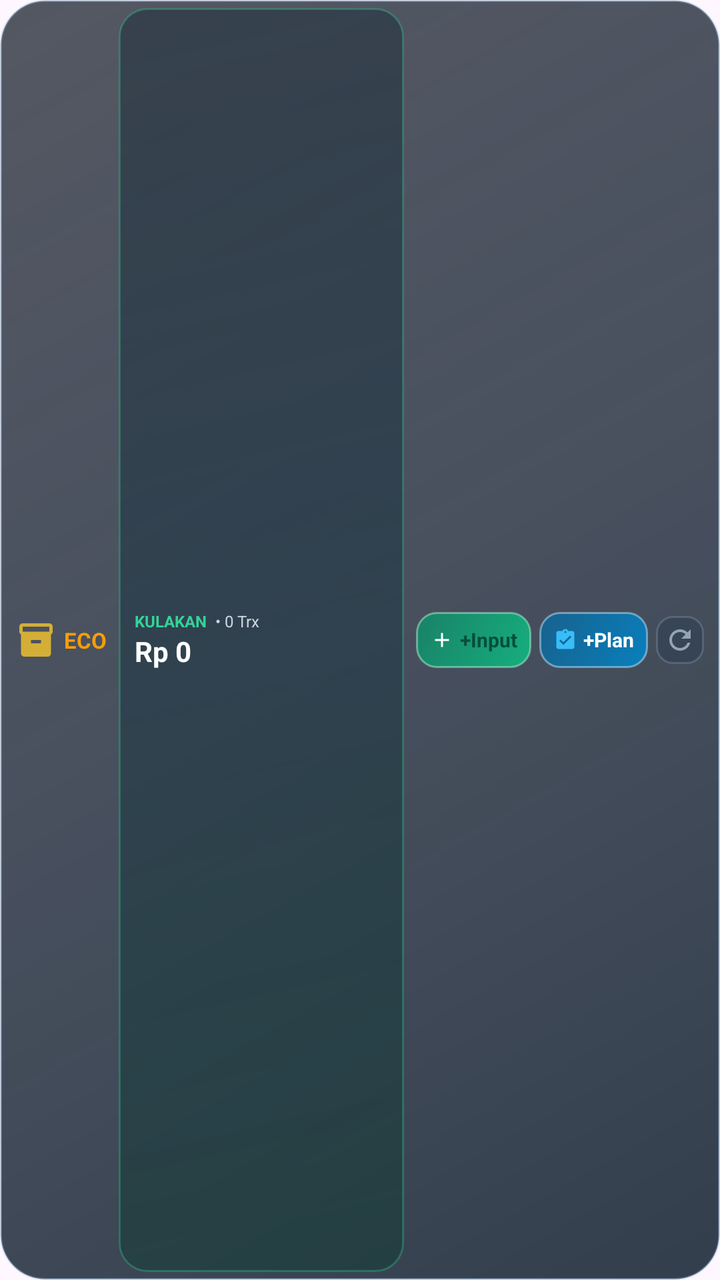
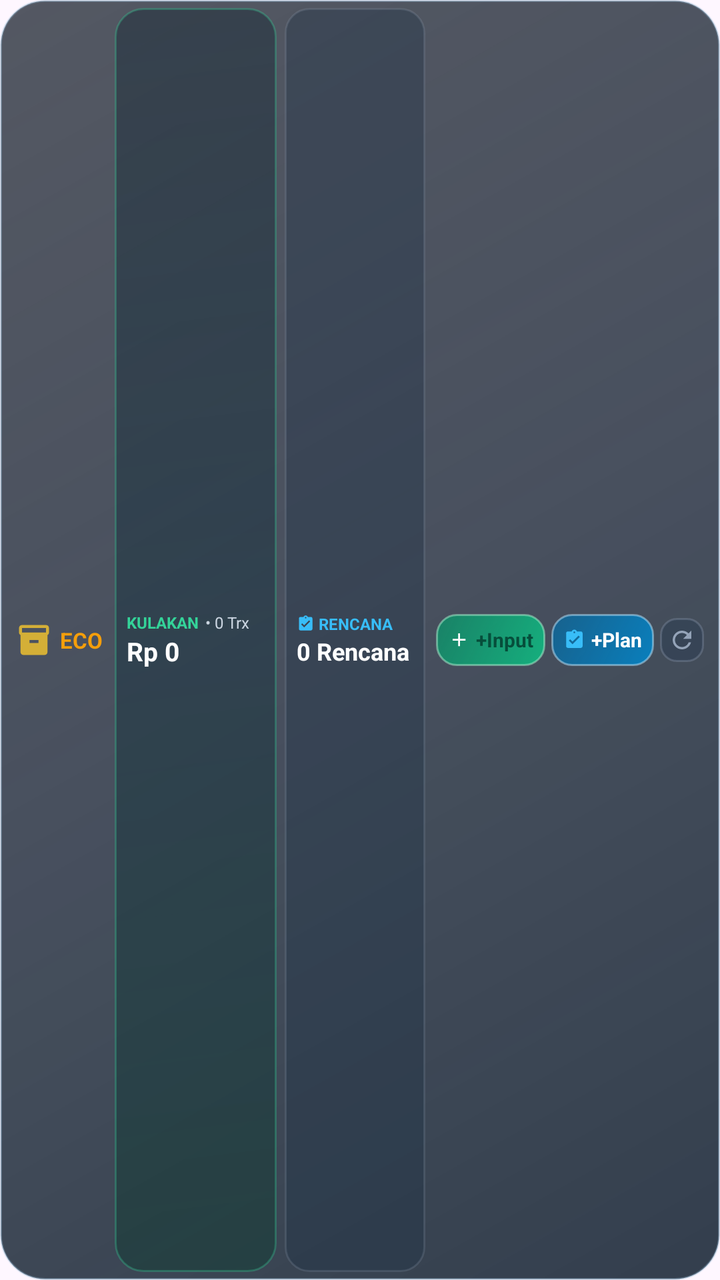

The first picture is an Android layout as it rendered before a commit; the second is the same layout after the commit. The layout source and the unified diff follow.
<!-- AndroidManifest.xml: application theme Theme.EcoTobacco -->
<!-- res/layout/widget_tobacco_compact.xml -->
<?xml version="1.0" encoding="utf-8"?>
<LinearLayout xmlns:android="http://schemas.android.com/apk/res/android"
    android:id="@+id/widget_root"
    android:layout_width="match_parent"
    android:layout_height="match_parent"
    android:background="@drawable/widget_background"
    android:gravity="center_vertical"
    android:orientation="horizontal"
    android:paddingHorizontal="8dp"
    android:paddingVertical="4dp">

    
    <LinearLayout
        android:id="@+id/widget_header"
        android:layout_width="wrap_content"
        android:layout_height="wrap_content"
        android:gravity="center_vertical"
        android:orientation="horizontal"
        android:paddingEnd="6dp">

        <ImageView
            android:layout_width="20dp"
            android:layout_height="20dp"
            android:contentDescription="@string/app_name"
            android:src="@drawable/ic_widget_inventory" />

        <TextView
            android:layout_width="wrap_content"
            android:layout_height="wrap_content"
            android:layout_marginStart="4dp"
            android:singleLine="true"
            android:text="ECO"
            android:textColor="#F59E0B"
            android:textSize="11sp"
            android:textStyle="bold" />
    </LinearLayout>

    
    <LinearLayout
        android:id="@+id/card_widget_hero"
        android:layout_width="0dp"
        android:layout_height="match_parent"
        android:layout_weight="1"
        android:background="@drawable/widget_hero_card_bg"
        android:gravity="center_vertical"
        android:orientation="vertical"
        android:paddingHorizontal="8dp"
        android:paddingVertical="3dp">

        
        <LinearLayout
            android:layout_width="match_parent"
            android:layout_height="wrap_content"
            android:gravity="center_vertical"
            android:orientation="horizontal">

            <TextView
                android:layout_width="wrap_content"
                android:layout_height="wrap_content"
                android:ellipsize="end"
                android:maxLines="1"
                android:singleLine="true"
                android:text="KULAKAN"
                android:textColor="#34D399"
                android:textSize="8sp"
                android:textStyle="bold" />

            <TextView
                android:id="@+id/widget_tv_kulakan_stats"
                android:layout_width="wrap_content"
                android:layout_height="wrap_content"
                android:layout_marginStart="4dp"
                android:ellipsize="end"
                android:maxLines="1"
                android:singleLine="true"
                android:text="• 0 Trx"
                android:textColor="#CBD5E1"
                android:textSize="8sp" />
        </LinearLayout>

        
        <TextView
            android:id="@+id/widget_tv_total_kulakan_amount"
            android:layout_width="wrap_content"
            android:layout_height="wrap_content"
            android:ellipsize="end"
            android:maxLines="1"
            android:singleLine="true"
            android:text="Rp 0"
            android:textColor="#FFFFFF"
            android:textSize="14sp"
            android:textStyle="bold" />
    </LinearLayout>

    
    <LinearLayout
        android:layout_width="wrap_content"
        android:layout_height="wrap_content"
        android:layout_marginStart="6dp"
        android:gravity="center_vertical"
        android:orientation="horizontal">

        
        <LinearLayout
            android:id="@+id/btn_widget_input_kulakan"
            android:layout_width="wrap_content"
            android:layout_height="28dp"
            android:background="@drawable/widget_btn_kulakan_bg"
            android:gravity="center"
            android:orientation="horizontal"
            android:paddingHorizontal="7dp">

            <ImageView
                android:layout_width="12dp"
                android:layout_height="12dp"
                android:contentDescription="Input"
                android:src="@drawable/ic_widget_add" />

            <TextView
                android:layout_width="wrap_content"
                android:layout_height="wrap_content"
                android:layout_marginStart="3dp"
                android:ellipsize="end"
                android:maxLines="1"
                android:singleLine="true"
                android:text="+Input"
                android:textColor="#064E3B"
                android:textSize="10sp"
                android:textStyle="bold" />
        </LinearLayout>

        
        <LinearLayout
            android:id="@+id/btn_widget_bikin_rencana"
            android:layout_width="wrap_content"
            android:layout_height="28dp"
            android:layout_marginStart="4dp"
            android:background="@drawable/widget_btn_plan_bg"
            android:gravity="center"
            android:orientation="horizontal"
            android:paddingHorizontal="7dp">

            <ImageView
                android:layout_width="12dp"
                android:layout_height="12dp"
                android:contentDescription="Plan"
                android:src="@drawable/ic_widget_plan" />

            <TextView
                android:layout_width="wrap_content"
                android:layout_height="wrap_content"
                android:layout_marginStart="3dp"
                android:ellipsize="end"
                android:maxLines="1"
                android:singleLine="true"
                android:text="+Plan"
                android:textColor="#FFFFFF"
                android:textSize="10sp"
                android:textStyle="bold" />
        </LinearLayout>

        
        <ImageView
            android:id="@+id/btn_widget_refresh"
            android:layout_width="24dp"
            android:layout_height="24dp"
            android:layout_marginStart="4dp"
            android:background="@drawable/widget_btn_bg"
            android:contentDescription="Segarkan"
            android:padding="4dp"
            android:src="@drawable/ic_widget_refresh" />
    </LinearLayout>

    
    <TextView
        android:id="@+id/widget_tv_month_badge"
        android:layout_width="0dp"
        android:layout_height="0dp"
        android:visibility="gone" />

    <TextView
        android:id="@+id/widget_tv_last_update"
        android:layout_width="0dp"
        android:layout_height="0dp"
        android:visibility="gone" />

    <LinearLayout
        android:id="@+id/card_widget_plans"
        android:layout_width="0dp"
        android:layout_height="0dp"
        android:visibility="gone">
        <TextView
            android:id="@+id/widget_tv_active_plans"
            android:layout_width="wrap_content"
            android:layout_height="wrap_content" />
        <TextView
            android:id="@+id/widget_tv_plan_items"
            android:layout_width="wrap_content"
            android:layout_height="wrap_content" />
    </LinearLayout>

    <LinearLayout
        android:id="@+id/card_widget_stock"
        android:layout_width="0dp"
        android:layout_height="0dp"
        android:visibility="gone">
        <TextView
            android:id="@+id/widget_tv_total_products"
            android:layout_width="wrap_content"
            android:layout_height="wrap_content" />
    </LinearLayout>
</LinearLayout>
<!-- resources referenced by this layout -->
<resources>
  <!-- drawable ic_widget_add (drawable) -->
  <vector xmlns:android="http://schemas.android.com/apk/res/android"
      android:width="24dp"
      android:height="24dp"
      android:viewportWidth="24"
      android:viewportHeight="24">
      <path
          android:fillColor="#FFFFFFFF"
          android:pathData="M19,13h-6v6h-2v-6H5v-2h6V5h2v6h6v2z" />
  </vector>
  <!-- drawable ic_widget_inventory (drawable) -->
  <vector xmlns:android="http://schemas.android.com/apk/res/android"
      android:width="24dp"
      android:height="24dp"
      android:viewportWidth="24"
      android:viewportHeight="24">
      <path
          android:fillColor="#FFD4AF37"
          android:pathData="M20,2H4C2.9,2 2,2.9 2,4v3.01C2,7.73 2.43,8.35 3,8.7V20c0,1.1 0.9,2 2,2h14c1.1,0 2,-0.9 2,-2V8.7c0.57,-0.35 1,-0.97 1,-1.69V4c0,-1.1 -0.9,-2 -2,-2zm-5,12H9v-2h6v2zm5,-7H4V4h16v3z" />
  </vector>
  <!-- drawable widget_background (drawable) -->
  <?xml version="1.0" encoding="utf-8"?>
  <shape xmlns:android="http://schemas.android.com/apk/res/android"
      android:shape="rectangle">
      
      <gradient
          android:angle="135"
          android:startColor="#D90F1E2E"
          android:centerColor="#C4111E2E"
          android:endColor="#B30B1420"
          android:type="linear" />
      <corners android:radius="22dp" />
      <stroke
          android:width="1dp"
          android:color="#598CB4D2" />
  </shape>
  <!-- drawable widget_btn_bg (drawable) -->
  <?xml version="1.0" encoding="utf-8"?>
  <shape xmlns:android="http://schemas.android.com/apk/res/android"
      android:shape="rectangle">
      
      <solid android:color="#5920364F" />
      <corners android:radius="8dp" />
      <stroke
          android:width="1dp"
          android:color="#4D94A3B8" />
  </shape>
  <!-- drawable widget_btn_kulakan_bg (drawable) -->
  <?xml version="1.0" encoding="utf-8"?>
  <shape xmlns:android="http://schemas.android.com/apk/res/android"
      android:shape="rectangle">
      
      <gradient
          android:angle="135"
          android:startColor="#E610B981"
          android:endColor="#B3059669"
          android:type="linear" />
      <corners android:radius="10dp" />
      <stroke
          android:width="1dp"
          android:color="#80A7F3D0" />
  </shape>
  <!-- drawable widget_btn_plan_bg (drawable) -->
  <?xml version="1.0" encoding="utf-8"?>
  <shape xmlns:android="http://schemas.android.com/apk/res/android"
      android:shape="rectangle">
      
      <gradient
          android:angle="135"
          android:startColor="#E60284C7"
          android:endColor="#B30369A1"
          android:type="linear" />
      <corners android:radius="10dp" />
      <stroke
          android:width="1dp"
          android:color="#80BAE6FD" />
  </shape>
  <!-- drawable widget_hero_card_bg (drawable) -->
  <?xml version="1.0" encoding="utf-8"?>
  <shape xmlns:android="http://schemas.android.com/apk/res/android"
      android:shape="rectangle">
      
      <gradient
          android:angle="135"
          android:startColor="#80103B32"
          android:centerColor="#73112E3B"
          android:endColor="#660D202D"
          android:type="linear" />
      <corners android:radius="14dp" />
      <stroke
          android:width="1dp"
          android:color="#4D34D399" />
  </shape>
  <string name="app_name">ECO TOBACCO</string>
  <style name="Theme.EcoTobacco" parent="Theme.Material3.DayNight.NoActionBar">
          <item name="android:statusBarColor">@android:color/transparent</item>
          <item name="android:navigationBarColor">@android:color/transparent</item>
          <item name="android:windowLightStatusBar">true</item>
      </style>
  <!-- unchanged entries left out for length: 2 -->
</resources>

<!-- the commit's change to res/layout/widget_tobacco_compact.xml (unified diff, before → after) -->
@@ -19,8 +19,8 @@
         android:paddingEnd="6dp">
 
         <ImageView
-            android:layout_width="20dp"
-            android:layout_height="20dp"
+            android:layout_width="18dp"
+            android:layout_height="18dp"
             android:contentDescription="@string/app_name"
             android:src="@drawable/ic_widget_inventory" />
 
@@ -37,66 +37,125 @@
 
     
     <LinearLayout
-        android:id="@+id/card_widget_hero"
         android:layout_width="0dp"
         android:layout_height="match_parent"
         android:layout_weight="1"
-        android:background="@drawable/widget_hero_card_bg"
+        android:baselineAligned="false"
         android:gravity="center_vertical"
-        android:orientation="vertical"
-        android:paddingHorizontal="8dp"
-        android:paddingVertical="3dp">
-
-        
-        <LinearLayout
-            android:layout_width="match_parent"
-            android:layout_height="wrap_content"
+        android:orientation="horizontal">
+
+        
+        <LinearLayout
+            android:id="@+id/card_widget_hero"
+            android:layout_width="0dp"
+            android:layout_height="match_parent"
+            android:layout_weight="1.15"
+            android:background="@drawable/widget_hero_card_bg"
             android:gravity="center_vertical"
-            android:orientation="horizontal">
-
-            <TextView
-                android:layout_width="wrap_content"
-                android:layout_height="wrap_content"
-                android:ellipsize="end"
-                android:maxLines="1"
-                android:singleLine="true"
-                android:text="KULAKAN"
-                android:textColor="#34D399"
-                android:textSize="8sp"
-                android:textStyle="bold" />
-
-            <TextView
-                android:id="@+id/widget_tv_kulakan_stats"
-                android:layout_width="wrap_content"
-                android:layout_height="wrap_content"
-                android:layout_marginStart="4dp"
-                android:ellipsize="end"
-                android:maxLines="1"
-                android:singleLine="true"
-                android:text="• 0 Trx"
-                android:textColor="#CBD5E1"
-                android:textSize="8sp" />
-        </LinearLayout>
-
-        
-        <TextView
-            android:id="@+id/widget_tv_total_kulakan_amount"
-            android:layout_width="wrap_content"
-            android:layout_height="wrap_content"
-            android:ellipsize="end"
-            android:maxLines="1"
-            android:singleLine="true"
-            android:text="Rp 0"
-            android:textColor="#FFFFFF"
-            android:textSize="14sp"
-            android:textStyle="bold" />
+            android:orientation="vertical"
+            android:paddingHorizontal="6dp"
+            android:paddingVertical="2dp">
+
+            <LinearLayout
+                android:layout_width="match_parent"
+                android:layout_height="wrap_content"
+                android:gravity="center_vertical"
+                android:orientation="horizontal">
+
+                <TextView
+                    android:layout_width="wrap_content"
+                    android:layout_height="wrap_content"
+                    android:ellipsize="end"
+                    android:maxLines="1"
+                    android:singleLine="true"
+                    android:text="KULAKAN"
+                    android:textColor="#34D399"
+                    android:textSize="8sp"
+                    android:textStyle="bold" />
+
+                <TextView
+                    android:id="@+id/widget_tv_kulakan_stats"
+                    android:layout_width="wrap_content"
+                    android:layout_height="wrap_content"
+                    android:layout_marginStart="3dp"
+                    android:ellipsize="end"
+                    android:maxLines="1"
+                    android:singleLine="true"
+                    android:text="• 0 Trx"
+                    android:textColor="#CBD5E1"
+                    android:textSize="8sp" />
+            </LinearLayout>
+
+            <TextView
+                android:id="@+id/widget_tv_total_kulakan_amount"
+                android:layout_width="wrap_content"
+                android:layout_height="wrap_content"
+                android:ellipsize="end"
+                android:maxLines="1"
+                android:singleLine="true"
+                android:text="Rp 0"
+                android:textColor="#FFFFFF"
+                android:textSize="13sp"
+                android:textStyle="bold" />
+        </LinearLayout>
+
+        
+        <LinearLayout
+            android:id="@+id/card_widget_plans"
+            android:layout_width="0dp"
+            android:layout_height="match_parent"
+            android:layout_marginStart="4dp"
+            android:layout_weight="1.0"
+            android:background="@drawable/widget_card_bg"
+            android:gravity="center_vertical"
+            android:orientation="vertical"
+            android:paddingHorizontal="6dp"
+            android:paddingVertical="2dp">
+
+            <LinearLayout
+                android:layout_width="match_parent"
+                android:layout_height="wrap_content"
+                android:gravity="center_vertical"
+                android:orientation="horizontal">
+
+                <ImageView
+                    android:layout_width="9dp"
+                    android:layout_height="9dp"
+                    android:contentDescription="Plan"
+                    android:src="@drawable/ic_widget_plan" />
+
+                <TextView
+                    android:layout_width="wrap_content"
+                    android:layout_height="wrap_content"
+                    android:layout_marginStart="2dp"
+                    android:ellipsize="end"
+                    android:maxLines="1"
+                    android:singleLine="true"
+                    android:text="RENCANA"
+                    android:textColor="#38BDF8"
+                    android:textSize="8sp"
+                    android:textStyle="bold" />
+            </LinearLayout>
+
+            <TextView
+                android:id="@+id/widget_tv_active_plans"
+                android:layout_width="wrap_content"
+                android:layout_height="wrap_content"
+                android:ellipsize="end"
+                android:maxLines="1"
+                android:singleLine="true"
+                android:text="0 Rencana"
+                android:textColor="#FFFFFF"
+                android:textSize="12sp"
+                android:textStyle="bold" />
+        </LinearLayout>
     </LinearLayout>
 
     
     <LinearLayout
         android:layout_width="wrap_content"
         android:layout_height="wrap_content"
-        android:layout_marginStart="6dp"
+        android:layout_marginStart="5dp"
         android:gravity="center_vertical"
         android:orientation="horizontal">
 
@@ -104,15 +163,15 @@
         <LinearLayout
             android:id="@+id/btn_widget_input_kulakan"
             android:layout_width="wrap_content"
-            android:layout_height="28dp"
+            android:layout_height="26dp"
             android:background="@drawable/widget_btn_kulakan_bg"
             android:gravity="center"
             android:orientation="horizontal"
-            android:paddingHorizontal="7dp">
+            android:paddingHorizontal="6dp">
 
             <ImageView
-                android:layout_width="12dp"
-                android:layout_height="12dp"
+                android:layout_width="11dp"
+                android:layout_height="11dp"
                 android:contentDescription="Input"
                 android:src="@drawable/ic_widget_add" />
 
@@ -133,16 +192,16 @@
         <LinearLayout
             android:id="@+id/btn_widget_bikin_rencana"
             android:layout_width="wrap_content"
-            android:layout_height="28dp"
-            android:layout_marginStart="4dp"
+            android:layout_height="26dp"
+            android:layout_marginStart="3dp"
             android:background="@drawable/widget_btn_plan_bg"
             android:gravity="center"
             android:orientation="horizontal"
-            android:paddingHorizontal="7dp">
+            android:paddingHorizontal="6dp">
 
             <ImageView
-                android:layout_width="12dp"
-                android:layout_height="12dp"
+                android:layout_width="11dp"
+                android:layout_height="11dp"
                 android:contentDescription="Plan"
                 android:src="@drawable/ic_widget_plan" />
 
@@ -162,9 +221,9 @@
         
         <ImageView
             android:id="@+id/btn_widget_refresh"
-            android:layout_width="24dp"
-            android:layout_height="24dp"
-            android:layout_marginStart="4dp"
+            android:layout_width="22dp"
+            android:layout_height="22dp"
+            android:layout_marginStart="3dp"
             android:background="@drawable/widget_btn_bg"
             android:contentDescription="Segarkan"
             android:padding="4dp"
@@ -173,6 +232,12 @@
 
     
     <TextView
+        android:id="@+id/widget_tv_plan_items"
+        android:layout_width="0dp"
+        android:layout_height="0dp"
+        android:visibility="gone" />
+
+    <TextView
         android:id="@+id/widget_tv_month_badge"
         android:layout_width="0dp"
         android:layout_height="0dp"
@@ -183,21 +248,6 @@
         android:layout_width="0dp"
         android:layout_height="0dp"
         android:visibility="gone" />
-
-    <LinearLayout
-        android:id="@+id/card_widget_plans"
-        android:layout_width="0dp"
-        android:layout_height="0dp"
-        android:visibility="gone">
-        <TextView
-            android:id="@+id/widget_tv_active_plans"
-            android:layout_width="wrap_content"
-            android:layout_height="wrap_content" />
-        <TextView
-            android:id="@+id/widget_tv_plan_items"
-            android:layout_width="wrap_content"
-            android:layout_height="wrap_content" />
-    </LinearLayout>
 
     <LinearLayout
         android:id="@+id/card_widget_stock"
<!-- resource entries referenced after the edit -->
@@ -77,6 +77,17 @@
           android:width="1dp"
           android:color="#80BAE6FD" />
   </shape>
+  <!-- drawable widget_card_bg (drawable) -->
+  <?xml version="1.0" encoding="utf-8"?>
+  <shape xmlns:android="http://schemas.android.com/apk/res/android"
+      android:shape="rectangle">
+      
+      <solid android:color="#591A2E44" />
+      <corners android:radius="12dp" />
+      <stroke
+          android:width="1dp"
+          android:color="#3394A3B8" />
+  </shape>
   <!-- drawable widget_hero_card_bg (drawable) -->
   <?xml version="1.0" encoding="utf-8"?>
   <shape xmlns:android="http://schemas.android.com/apk/res/android"
